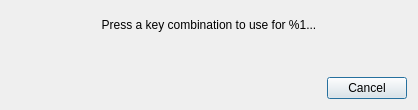
strawberrymusicplayer/strawberry, file src/globalshortcuts/globalshortcutgrabber.ui: the form before one commit.
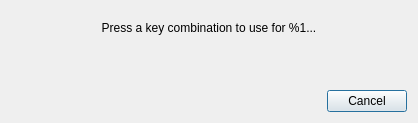
The form after the commit. Icons and pictures are not drawn.

Commit message: Make it possible to use enter in shortcuts

```diff
--- a/src/globalshortcuts/globalshortcutgrabber.ui
+++ b/src/globalshortcuts/globalshortcutgrabber.ui
@@ -7,7 +7,7 @@
     <x>0</x>
     <y>0</y>
     <width>418</width>
-    <height>110</height>
+    <height>123</height>
    </rect>
   </property>
   <property name="windowTitle">
```
Left out of the diff: 39 changed lines with no effect on the pictures. The commit also changes 2 other files.
